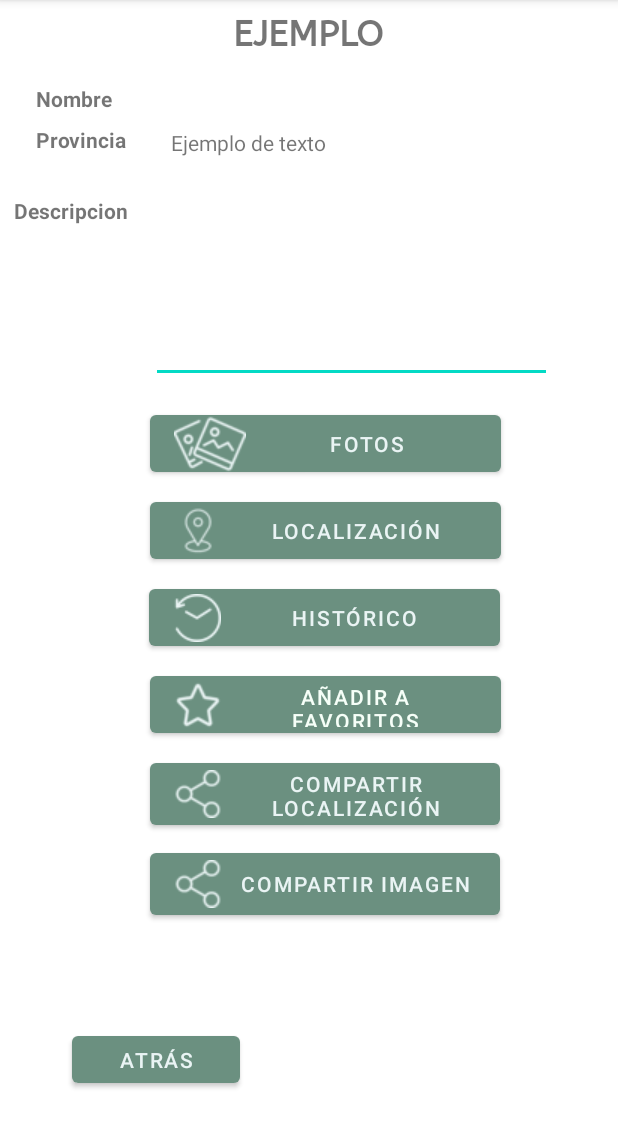
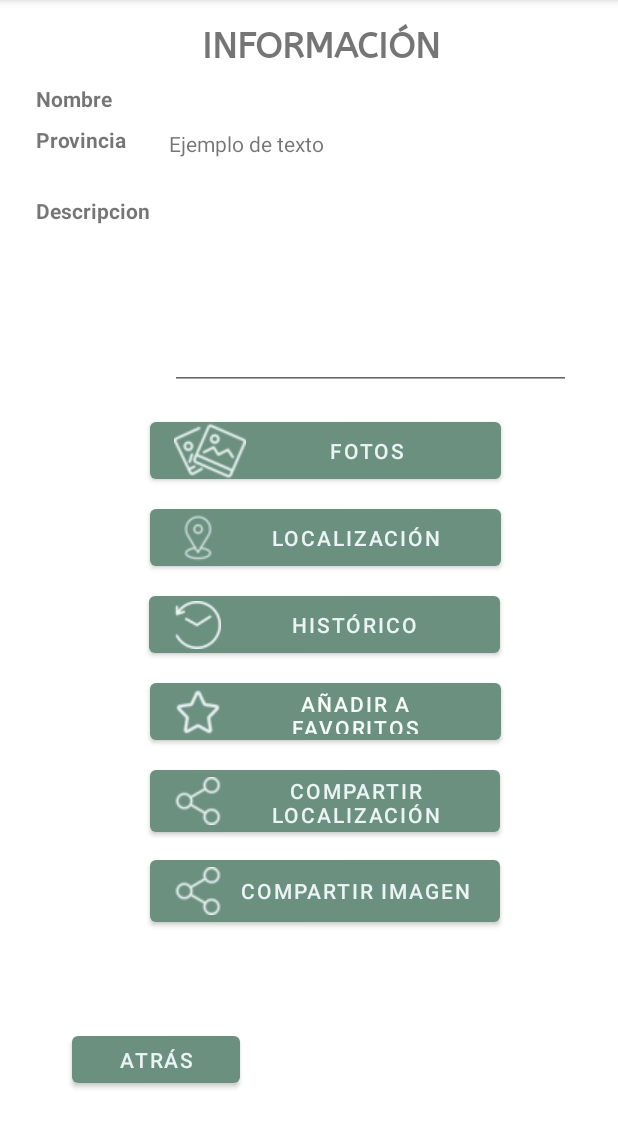
Before and after one commit to asiergoien/Erronka-Android_DreamTeam, an Android app: the Mostrar_Informacion screen opened directly, with no data from a screen before it, on a phone screen of 412 x 824 dp, the part 84-1232 px from its top. Run offline under Robolectric (Android 15) with nearby library versions, the phone set to English and light mode, and no system bars; 4 statements that could not run were skipped.

Commit message:
cambios minimos

```diff
--- a/EuskometApp/app/src/main/java/com/example/euskomet/CargarDatos.java
+++ b/EuskometApp/app/src/main/java/com/example/euskomet/CargarDatos.java
@@ -37,9 +37,9 @@ public class CargarDatos implements Runnable {
         String sBBDD;
         try {
             Class.forName("com.mysql.jdbc.Driver").newInstance();
-            //sIP = "192.168.106.12";  //Asier Klase
+            sIP = "192.168.106.12";  //Asier Klase
             //sIP = "localhost";
-            sIP = "192.168.0.11"; // Asier casa
+            //sIP = "192.168.0.11"; // Asier casa
             //sIP = "192.168.0.13";  //Aitor Casa
             sPuerto = "3306";
             sBBDD = "euskomet"; //nombre de la base de datos
--- a/EuskometApp/app/src/main/java/com/example/euskomet/Conexion.java
+++ b/EuskometApp/app/src/main/java/com/example/euskomet/Conexion.java
@@ -35,9 +35,9 @@ public class Conexion implements Runnable {
         String sBBDD;
         try {
             Class.forName("com.mysql.jdbc.Driver").newInstance();
-            //sIP = "192.168.106.12";  //Asier Klase
+            sIP = "192.168.106.12";  //Asier Klase
             //sIP = "localhost";
-            sIP = "192.168.0.11"; // Asier casa
+           // sIP = "192.168.0.11"; // Asier casa
             //sIP = "192.168.0.13";  //Aitor Casa
             sPuerto = "3306";
             sBBDD = "euskomet"; //nombre de la base de datos
--- a/EuskometApp/app/src/main/java/com/example/euskomet/InsertDatos.java
+++ b/EuskometApp/app/src/main/java/com/example/euskomet/InsertDatos.java
@@ -33,9 +33,9 @@ public class InsertDatos implements Runnable {
         String sBBDD;
         try {
             Class.forName("com.mysql.jdbc.Driver").newInstance();
-            //sIP = "192.168.106.12";  //Asier Klase
+            sIP = "192.168.106.12";  //Asier Klase
             //sIP = "localhost";
-            sIP = "192.168.0.11"; // Asier casa
+            //sIP = "192.168.0.11"; // Asier casa
             //sIP = "192.168.0.13";  //Aitor Casa
             sPuerto = "3306";
             sBBDD = "euskomet"; //nombre de la base de datos
--- a/EuskometApp/app/src/main/java/com/example/euskomet/Ventanas/Fotos.java
+++ b/EuskometApp/app/src/main/java/com/example/euskomet/Ventanas/Fotos.java
@@ -21,6 +21,7 @@ import android.view.View;
 import android.widget.Button;
 import android.widget.ImageButton;
 import android.widget.ImageView;
+import android.widget.TextView;
 import android.widget.Toast;
 
 import com.example.euskomet.CargarDatos;
@@ -55,6 +56,7 @@ public class Fotos extends AppCompatActivity {
     private ImageView imagen;
     private ImageButton btnSiguiente;
     private ImageButton btnAnterior;
+    private TextView text_titulo;
     public File foto;
     public Bitmap imgBitmap;
     private String fot_tabla;
@@ -71,10 +73,12 @@ public class Fotos extends AppCompatActivity {
         imagen = (ImageView)findViewById(R.id.imagen);
         btnSiguiente = (ImageButton)findViewById(R.id.imgBtnDerecha);
         btnAnterior = (ImageButton) findViewById(R.id.imgBtnIzquierda);
+        text_titulo = (TextView)findViewById(R.id.text_titulo);
 
 
         cod =  getIntent().getIntExtra("cod",-1);
         fot_tabla =  getIntent().getStringExtra("foto");
+
 
         try {
             CargarDatos clienteThread = new CargarDatos("SELECT * FROM "+fot_tabla+" WHERE "+(fot_tabla.equals("fotos_municipios") ? "cod_mun" : (fot_tabla.equals("fotos_esp_naturales") ? "cod_esp_natural" : null))+" = " + cod, 7);
--- a/EuskometApp/app/src/main/java/com/example/euskomet/Ventanas/Mostrar_Informacion.java
+++ b/EuskometApp/app/src/main/java/com/example/euskomet/Ventanas/Mostrar_Informacion.java
@@ -7,8 +7,6 @@ import android.annotation.SuppressLint;
 import android.content.Intent;
 import android.graphics.Bitmap;
 import android.graphics.Color;
-import android.graphics.drawable.BitmapDrawable;
-import android.graphics.drawable.Drawable;
 import android.net.Uri;
 import android.os.Bundle;
 import android.util.Log;
@@ -40,6 +38,8 @@ public class Mostrar_Informacion extends AppCompatActivity {
     private Button btnAtras;
     private TextView Tipo_Prov;
     private TextView textview_Provincia;
+    private TextView text_titulo;
+
 
     public static  TextView textView_Nom;
     public static TextView textView_Prov;
@@ -66,6 +66,7 @@ public class Mostrar_Informacion extends AppCompatActivity {
         setContentView(R.layout.activity_mostrar__informacion);
 
         btnFotos = (Button)findViewById(R.id.btnFotos);
+        text_titulo = (TextView)findViewById(R.id.text_titulo);
         btnLoc = (Button)findViewById(R.id.btnLoc);
         btnHis = (Button)findViewById(R.id.btnHis);
         btnfav = (Button)findViewById(R.id.btnfav);
@@ -76,6 +77,7 @@ public class Mostrar_Informacion extends AppCompatActivity {
         textview_Provincia = (TextView)findViewById(R.id.textview_Provincia);
 
         fav = getIntent().getStringExtra("fav");
+
         if (fav.equals("favoritos_mun")) {
             Tipo_Prov.setText("Provincia");
             btnLoc.setVisibility(View.GONE);
@@ -127,6 +129,7 @@ public class Mostrar_Informacion extends AppCompatActivity {
         cargarDatos();
 
         fav = getIntent().getStringExtra("fav");
+
 
         if (fav.equals("favoritos_mun")) {
             Tipo_Prov.setText("Provincia");
@@ -249,17 +252,19 @@ public class Mostrar_Informacion extends AppCompatActivity {
             Intent i = new Intent(Intent.ACTION_SEND);
             i.setType("text/plain");
             i.putExtra(Intent.EXTRA_SUBJECT,getResources().getString(R.string.app_name));
+            //String str=R.string.strCom+"\n";
+            String str="Te ha compartido una ubicacion \n";
             if (Latitud!=0 && Longitud!=0){
-                String str=R.string.strCom+"\n" + nombre +" https://www.google.es/maps/place/"+Latitud+","+Longitud;
+                 str+= nombre +" https://www.google.es/maps/place/"+Latitud+","+Longitud;
                 i.putExtra(Intent.EXTRA_TEXT,str);
                 startActivity(i);
-            }else{
-                String str= R.string.strCom+"\n" + nombre +" https://www.google.es/"+nombre;
             }
 
+
         }catch (Exception exception){
+            Toast.makeText(this, R.string.errorCom, Toast.LENGTH_SHORT).show();
+        }
 
-        }
 
     }
 
--- a/EuskometApp/app/src/main/res/layout/activity_login.xml
+++ b/EuskometApp/app/src/main/res/layout/activity_login.xml
@@ -60,7 +60,7 @@
         android:layout_marginEnd="150dp"
         android:ems="10"
         android:hint="@string/contraseña"
-        android:inputType="textPersonName"
+        android:inputType="textPassword"
         app:layout_constraintEnd_toEndOf="parent"
         app:layout_constraintHorizontal_bias="0.505"
         app:layout_constraintStart_toStartOf="parent"
--- a/EuskometApp/app/src/main/res/layout/activity_mostrar__informacion.xml
+++ b/EuskometApp/app/src/main/res/layout/activity_mostrar__informacion.xml
@@ -11,14 +11,18 @@
         android:id="@+id/Multiline_Desc"
         android:layout_width="267dp"
         android:layout_height="132dp"
-        android:layout_marginTop="12dp"
-        android:layout_marginEnd="44dp"
+        android:layout_marginStart="28dp"
+        android:layout_marginTop="16dp"
+        android:layout_marginEnd="28dp"
+        android:inputType="none"
+        android:textIsSelectable="true"
+        android:focusable="false"
         android:ems="10"
         android:gravity="start|top"
-        android:inputType="textMultiLine"
         android:text="Ejemplo de texto Ejemplo de texto Ejemplo de texto Ejemplo de texto Ejemplo de texto Ejemplo de texto Ejemplo de texto Ejemplo de texto Ejemplo de texto Ejemplo de texto Ejemplo de texto Ejemplo de texto Ejemplo de texto Ejemplo de texto Ejemplo de texto Ejemplo de texto Ejemplo de texto Ejemplo de texto Ejemplo de texto Ejemplo de texto Ejemplo de texto Ejemplo de texto Ejemplo de texto Ejemplo de texto "
         android:textSize="12sp"
         app:layout_constraintEnd_toEndOf="parent"
+        app:layout_constraintStart_toEndOf="@+id/textView8"
         app:layout_constraintTop_toBottomOf="@+id/textview_Provincia" />
 
     <TextView
@@ -32,7 +36,7 @@
         app:layout_constraintEnd_toEndOf="parent"
         app:layout_constraintHorizontal_bias="0.75"
         app:layout_constraintStart_toEndOf="@+id/textView8"
-        app:layout_constraintTop_toBottomOf="@+id/textView6" />
+        app:layout_constraintTop_toBottomOf="@+id/text_titulo" />
 
     <TextView
         android:id="@+id/textView8"
@@ -60,28 +64,28 @@
         android:id="@+id/textView11"
         android:layout_width="79dp"
         android:layout_height="19dp"
+        android:layout_marginStart="24dp"
         android:layout_marginTop="24dp"
-        android:layout_marginEnd="12dp"
         android:text="@string/dato3"
         android:textStyle="bold"
-        app:layout_constraintEnd_toStartOf="@+id/Multiline_Desc"
+        app:layout_constraintStart_toStartOf="parent"
         app:layout_constraintTop_toBottomOf="@+id/label_Tipo_Prov" />
 
     <TextView
-        android:id="@+id/textView6"
-        android:layout_width="119dp"
-        android:layout_height="35dp"
+        android:id="@+id/text_titulo"
+        android:layout_width="197dp"
+        android:layout_height="28dp"
         android:layout_marginStart="145dp"
-        android:layout_marginTop="8dp"
+        android:layout_marginTop="16dp"
         android:layout_marginEnd="145dp"
         android:fontFamily="@font/abeezee"
-        android:text="@string/titulo"
+        android:text="@string/titulo_mo"
         android:textAlignment="center"
         android:textAllCaps="true"
         android:textSize="24sp"
         android:textStyle="bold"
         app:layout_constraintEnd_toEndOf="parent"
-        app:layout_constraintHorizontal_bias="0.0"
+        app:layout_constraintHorizontal_bias="0.407"
         app:layout_constraintStart_toStartOf="parent"
         app:layout_constraintTop_toTopOf="parent" />
 
@@ -89,13 +93,12 @@
         android:id="@+id/textview_Provincia"
         android:layout_width="230dp"
         android:layout_height="26dp"
-        android:layout_marginStart="24dp"
+        android:layout_marginStart="28dp"
         android:layout_marginTop="12dp"
         android:layout_marginEnd="67dp"
         android:text="Ejemplo de texto"
         app:layout_constraintEnd_toEndOf="parent"
-        app:layout_constraintHorizontal_bias="0.0"
-        app:layout_constraintStart_toEndOf="@+id/label_Tipo_Prov"
+        app:layout_constraintStart_toEndOf="@+id/textView8"
         app:layout_constraintTop_toBottomOf="@+id/textview_Nombre" />
 
     <Button
--- a/EuskometApp/app/src/main/res/layout/activity_recuperar_pswd.xml
+++ b/EuskometApp/app/src/main/res/layout/activity_recuperar_pswd.xml
@@ -29,7 +29,7 @@
         android:layout_marginEnd="150dp"
         android:ems="10"
         android:hint="@string/contraseña2registro"
-        android:inputType="textPersonName"
+        android:inputType="textPassword"
         app:layout_constraintEnd_toEndOf="parent"
         app:layout_constraintHorizontal_bias="0.505"
         app:layout_constraintStart_toStartOf="parent"
@@ -44,7 +44,7 @@
         android:layout_marginEnd="150dp"
         android:ems="10"
         android:hint="@string/contraseña1registro"
-        android:inputType="textPersonName"
+        android:inputType="textPassword"
         app:layout_constraintEnd_toEndOf="parent"
         app:layout_constraintHorizontal_bias="0.505"
         app:layout_constraintStart_toStartOf="parent"
--- a/EuskometApp/app/src/main/res/layout/activity_registro.xml
+++ b/EuskometApp/app/src/main/res/layout/activity_registro.xml
@@ -60,7 +60,7 @@
         android:layout_marginEnd="150dp"
         android:ems="10"
         android:hint="@string/contraseña1registro"
-        android:inputType="textPersonName"
+        android:inputType="textPassword"
         app:layout_constraintEnd_toEndOf="parent"
         app:layout_constraintHorizontal_bias="0.494"
         app:layout_constraintStart_toStartOf="parent"
@@ -75,7 +75,7 @@
         android:layout_marginEnd="150dp"
         android:ems="10"
         android:hint="@string/contraseña2registro"
-        android:inputType="textPersonName"
+        android:inputType="textPassword"
         app:layout_constraintEnd_toEndOf="parent"
         app:layout_constraintHorizontal_bias="0.505"
         app:layout_constraintStart_toStartOf="parent"
--- a/EuskometApp/app/src/main/res/values/strings.xml
+++ b/EuskometApp/app/src/main/res/values/strings.xml
@@ -58,7 +58,7 @@
     <!-- Mostrar informacion-->
 
 
-    <string name="titulo">Ejemplo</string>
+    <string name="titulo_mo">Información</string>
 
     <string name="dato1">Nombre</string>
 
@@ -80,7 +80,7 @@
     <string name="Error_Compartir">No hay ninguna en la base de datos</string>
 
     <!-- Fotos -->
-    <string name="Titulo_Fotos">Ejemplo</string>
+    <string name="Titulo_Fotos">Fotos</string>
     <string name="guardar_foto">Guardar foto</string>
     <string name="Exito_Guardar">Exito al guardar la imagen</string>
 
@@ -88,4 +88,5 @@
     <string name="No_coordenadas">No hay Coordenadas de</string>
     <!-- Compartir -->
     <string name="strCom">Te ha compartido una ubicacion</string>
+    <string name="errorCom">No se ha podido compartir ninguan ubicación</string>
 </resources>
```
Also changed, not shown: EuskometApp/app/src/main/res/layout/activity_fotos.xml (+9 -8 lines).
